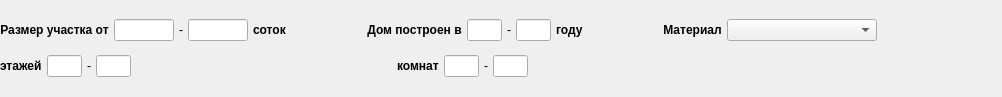
This is src/core/find/findtypehome.ui in Arox/makler as Qt 5 draws it before an edit. The edited form follows.
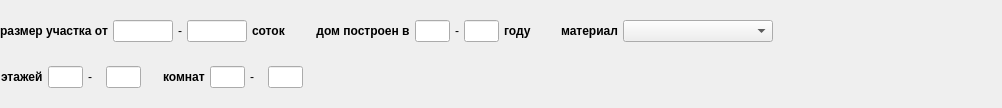
This is the edited form.

What changed in the file:
```diff
--- a/src/core/find/findtypehome.ui
+++ b/src/core/find/findtypehome.ui
@@ -23,15 +23,23 @@
    <item>
     <layout class="QHBoxLayout" name="horizontalLayout_5">
      <property name="spacing">
-      <number>80</number>
+      <number>12</number>
      </property>
      <item>
-      <layout class="QVBoxLayout" name="verticalLayout_2">
-       <item>
+      <widget class="QWidget" name="widget3" native="true">
+       <property name="maximumSize">
+        <size>
+         <width>350</width>
+         <height>16777215</height>
+        </size>
+       </property>
         <layout class="QHBoxLayout" name="horizontalLayout_2">
          <property name="spacing">
           <number>5</number>
          </property>
+        <property name="leftMargin">
+         <number>0</number>
+        </property>
          <item>
           <widget class="QLabel" name="label_3">
            <property name="font">
@@ -41,7 +49,7 @@
             </font>
            </property>
            <property name="text">
-            <string>Размер участка от</string>
+           <string>размер участка от</string>
            </property>
            <property name="alignment">
             <set>Qt::AlignCenter</set>
@@ -104,12 +112,16 @@
           </widget>
          </item>
         </layout>
-       </item>
-      </layout>
-     </item>
+      </widget>
+     </item>
      <item>
-      <layout class="QVBoxLayout" name="verticalLayout">
-       <item>
+      <widget class="QWidget" name="widget5" native="true">
+       <property name="maximumSize">
+        <size>
+         <width>350</width>
+         <height>16777215</height>
+        </size>
+       </property>
         <layout class="QHBoxLayout" name="horizontalLayout">
          <property name="spacing">
           <number>5</number>
@@ -123,7 +135,7 @@
             </font>
            </property>
            <property name="text">
-            <string>Дом построен в</string>
+           <string>дом построен в</string>
            </property>
            <property name="alignment">
             <set>Qt::AlignCenter</set>
@@ -183,10 +195,16 @@
           </widget>
          </item>
         </layout>
-       </item>
-      </layout>
+      </widget>
      </item>
      <item>
+      <widget class="QWidget" name="widget7" native="true">
+       <property name="maximumSize">
+        <size>
+         <width>350</width>
+         <height>16777215</height>
+        </size>
+       </property>
       <layout class="QHBoxLayout" name="horizontalLayout_4">
        <property name="spacing">
         <number>5</number>
@@ -200,7 +218,7 @@
           </font>
          </property>
          <property name="text">
-          <string>Материал</string>
+           <string>материал</string>
          </property>
          <property name="alignment">
           <set>Qt::AlignCenter</set>
@@ -224,6 +242,7 @@
         </widget>
        </item>
       </layout>
+      </widget>
      </item>
      <item>
       <spacer name="horizontalSpacer_7">
@@ -243,15 +262,22 @@
    <item>
     <layout class="QHBoxLayout" name="horizontalLayout_3">
      <property name="spacing">
-      <number>100</number>
+      <number>12</number>
      </property>
      <item>
+      <widget class="QWidget" name="widget" native="true">
+       <property name="maximumSize">
+        <size>
+         <width>150</width>
+         <height>16777215</height>
+        </size>
+       </property>
       <layout class="QHBoxLayout" name="horizontalLayout_6">
        <property name="spacing">
         <number>5</number>
        </property>
        <property name="leftMargin">
-        <number>0</number>
+         <number>1</number>
        </property>
        <item>
         <widget class="QLabel" name="label_4">
@@ -305,28 +331,23 @@
          </property>
         </widget>
        </item>
+       </layout>
+      </widget>
+     </item>
        <item>
-        <spacer name="horizontalSpacer_2">
-         <property name="orientation">
-          <enum>Qt::Horizontal</enum>
-         </property>
-         <property name="sizeHint" stdset="0">
+      <widget class="QWidget" name="widget2" native="true">
+       <property name="maximumSize">
           <size>
-           <width>40</width>
-           <height>20</height>
-          </size>
-         </property>
-        </spacer>
-       </item>
-      </layout>
-     </item>
-     <item>
+         <width>150</width>
+         <height>16777215</height>
+        </size>
+       </property>
       <layout class="QHBoxLayout" name="horizontalLayout_7">
        <property name="spacing">
         <number>5</number>
        </property>
        <property name="leftMargin">
-        <number>0</number>
+         <number>1</number>
        </property>
        <item>
         <widget class="QLabel" name="label_6">
@@ -380,20 +401,8 @@
          </property>
         </widget>
        </item>
-       <item>
-        <spacer name="horizontalSpacer_3">
-         <property name="orientation">
-          <enum>Qt::Horizontal</enum>
-         </property>
-         <property name="sizeHint" stdset="0">
-          <size>
-           <width>40</width>
-           <height>20</height>
-          </size>
-         </property>
-        </spacer>
-       </item>
-      </layout>
+       </layout>
+      </widget>
      </item>
      <item>
       <spacer name="horizontalSpacer">
```
Lines whose indentation alone changed are shown as unchanged.
